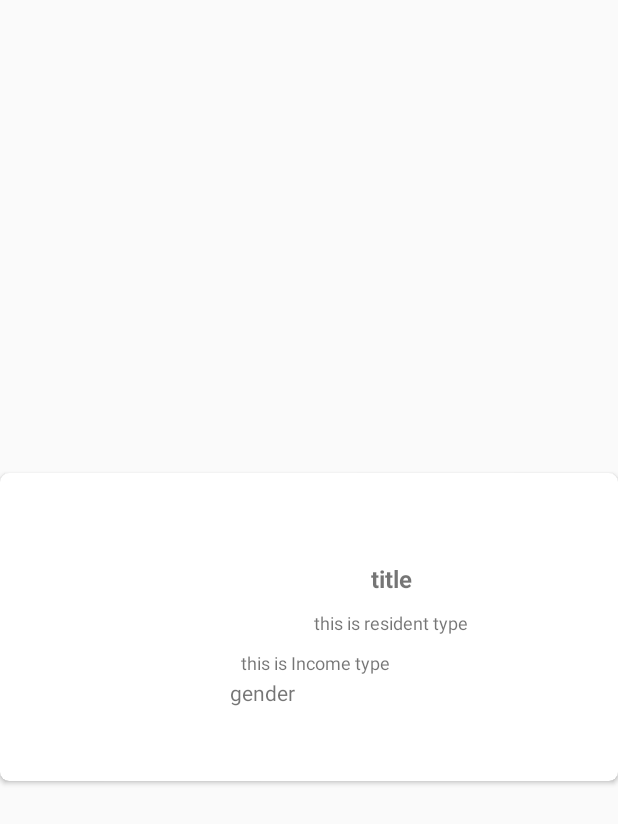
After one commit to Tanvigupta96/Cisco-Project, an Android app: the layout scheme_row_layout.xml on its own in the app's theme, with its tools: preview values and no code run, on a phone screen of 412 x 824 dp. The commit adds this screen. Shown: the top 824 px of the screen. Run offline under Robolectric (Android 15) with nearby library versions, the phone set to English and light mode, and no system bars.

Commit message:
filter added on scheme sectors

```diff
--- a/app/src/main/AndroidManifest.xml
+++ b/app/src/main/AndroidManifest.xml
@@ -9,7 +9,8 @@
         android:roundIcon="@mipmap/ic_launcher_round"
         android:supportsRtl="true"
         android:theme="@style/AppTheme">
-        <activity android:name=".activity.ComplaintActivity"></activity>
+        <activity android:name=".activity.ListOfSchemesActivity"></activity>
+        <activity android:name=".activity.ComplaintActivity" />
         <activity android:name=".activity.LoginAcitivity" />
         <activity
             android:name=".activity.SchemesActivity"
@@ -17,7 +18,7 @@
             android:theme="@style/AppTheme.NoActionBar" />
         <activity android:name=".activity.ResetPasswordActivity" />
         <activity android:name=".activity.SignUpActivity" />
-        <activity android:name=".activity.SplashScreenActivity" >
+        <activity android:name=".activity.SplashScreenActivity">
             <intent-filter>
                 <action android:name="android.intent.action.MAIN" />
 
--- /dev/null
+++ b/app/src/main/java/com/example/ciscoproject/ClickListeners/SectorClickListener.java
@@ -0,0 +1,5 @@
+package com.example.ciscoproject.ClickListeners;
+
+public interface SectorClickListener {
+     void onsectorclick(String title);
+}
--- /dev/null
+++ b/app/src/main/res/layout/scheme_row_layout.xml
@@ -0,0 +1,85 @@
+<?xml version="1.0" encoding="utf-8"?>
+<android.support.v7.widget.CardView
+    xmlns:android="http://schemas.android.com/apk/res/android"
+    xmlns:app="http://schemas.android.com/apk/res-auto"
+    xmlns:tools="http://schemas.android.com/tools"
+    android:layout_width="match_parent"
+    android:layout_height="205dp"
+    android:elevation="7dp"
+    app:cardCornerRadius="6dp"
+    android:id="@+id/cardview"
+    android:layout_gravity="center"
+    android:layout_marginTop="6dp"
+    >
+
+    <LinearLayout xmlns:android="http://schemas.android.com/apk/res/android"
+        android:id="@+id/linearlayout"
+        android:layout_width="match_parent"
+        android:layout_height="match_parent"
+        android:orientation="horizontal">
+
+        <ImageView
+            android:id="@+id/schemeImage"
+            android:layout_width="150dp"
+            android:layout_height="match_parent"
+            android:layout_gravity="center"
+            android:scaleType="fitXY" />
+
+        <LinearLayout
+            android:layout_width="wrap_content"
+            android:layout_height="wrap_content"
+            android:orientation="vertical"
+            android:gravity="center"
+            android:layout_gravity="center">
+
+            <TextView
+                android:id="@+id/movietitle"
+                android:layout_width="wrap_content"
+                android:layout_height="wrap_content"
+                android:singleLine="true"
+                android:textStyle="bold"
+                tools:text="title"
+                android:textSize="16sp"
+                android:layout_marginTop="10dp"
+                android:layout_marginLeft="7dp"
+                />
+
+
+            <TextView
+                android:textSize="12dp"
+                android:id="@+id/residenttype"
+                android:layout_marginTop="10dp"
+                android:layout_width="wrap_content"
+                android:layout_height="wrap_content"
+                tools:text="this is resident type"
+                android:layout_marginLeft="7dp"
+                />
+
+
+            <TextView
+                android:textSize="12dp"
+                android:id="@+id/incometype"
+                android:layout_marginTop="10dp"
+                android:layout_width="200dp"
+                android:layout_height="wrap_content"
+                tools:text="this is Income type"
+                android:layout_marginLeft="7dp"
+                />
+
+
+
+            <TextView
+                android:layout_width="200dp"
+                android:layout_height="wrap_content"
+                tools:text="gender"
+                android:layout_marginTop="2dp"
+                android:textSize="14sp"
+                android:id="@+id/gendertype"
+                />
+
+
+
+
+        </LinearLayout>
+    </LinearLayout>
+</android.support.v7.widget.CardView>
```
Also changed, not shown: app/src/main/java/com/example/ciscoproject/activity/ListOfSchemesActivity.java (added, +61 -0 lines), app/src/main/java/com/example/ciscoproject/activity/SchemesActivity.java (+7 -3 lines), app/src/main/java/com/example/ciscoproject/adapter/ListOfSchemesAdapter.java (added, +51 -0 lines), app/src/main/java/com/example/ciscoproject/adapter/ListOfSchemesViewHolder.java (added, +32 -0 lines), app/src/main/java/com/example/ciscoproject/adapter/SchemesCatergoryAdapter.java (+13 -2 lines), app/src/main/java/com/example/ciscoproject/fragments/SchemeCatergoryFragment.java (+46 -6 lines), app/src/main/java/com/example/ciscoproject/model/Scheme.java (+3 -4 lines), app/src/main/java/com/example/ciscoproject/repository/SchemeRepository.java (+8 -8 lines), app/src/main/res/layout/activity_list_of_schemes.xml (added, +28 -0 lines), app/src/main/res/layout/content_list_of_schemes.xml (added, +15 -0 lines).
